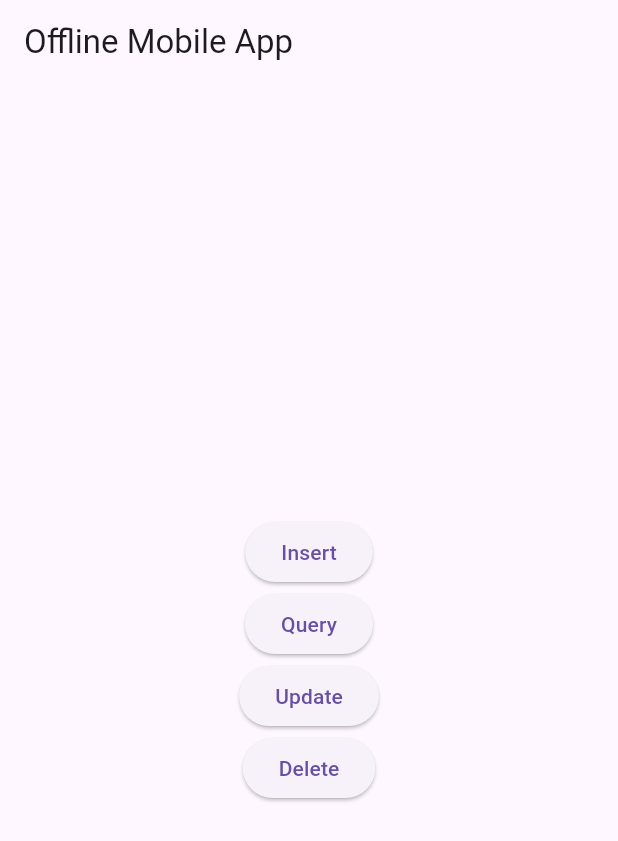
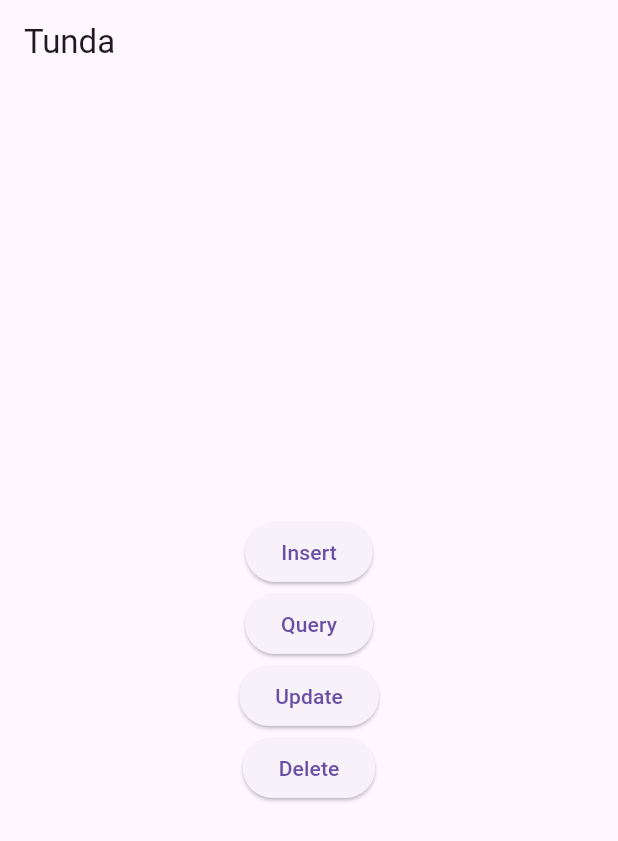
Before and after one commit to kelvinthuo999/Tunda, a Flutter app: the screen it shows after launch, on a phone screen of 412 x 824 dp. Shown: the top 841 px of the screen. Run offline on Flutter 3.47's test engine with Material 3 defaults, Android fonts, the phone set to English and light mode, and no system bars; statements that could not run were skipped.

Commit message:
create: change placeholder names for the frontend widgets

```diff
--- a/frontend/tunda/lib/main.dart
+++ b/frontend/tunda/lib/main.dart
@@ -1,5 +1,4 @@
 import 'package:flutter/material.dart';
-import 'database_helper.dart';
 
 void main() {
   runApp(MyApp());
@@ -9,7 +8,7 @@ class MyApp extends StatelessWidget {
   @override
   Widget build(BuildContext context) {
     return MaterialApp(
-      title: 'Offline Mobile App',
+      title: 'Tunda',
       home: MyHomePage(),
     );
   }
@@ -60,7 +59,7 @@ class _MyHomePageState extends State<MyHomePage> {
   Widget build(BuildContext context) {
     return Scaffold(
       appBar: AppBar(
-        title: Text('Offline Mobile App'),
+        title: Text('Tunda'),
       ),
       body: Center(
         child: Column(
```
